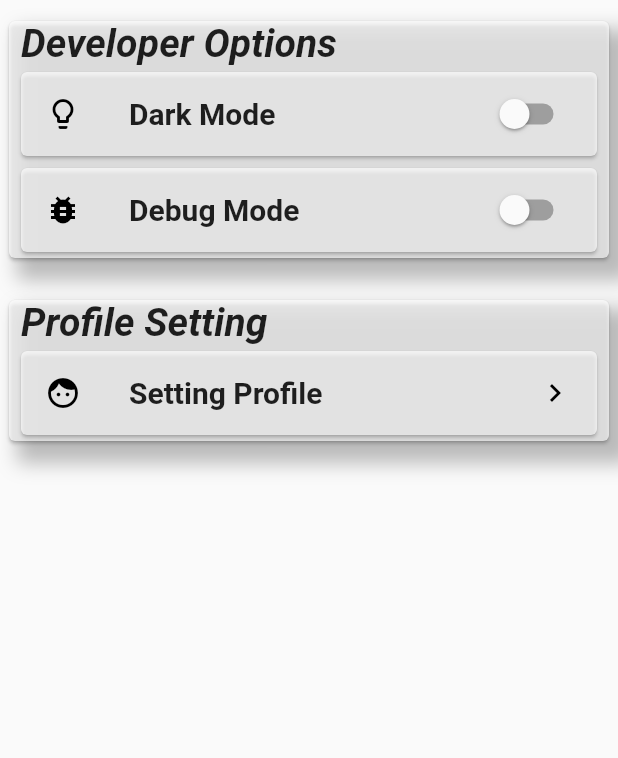
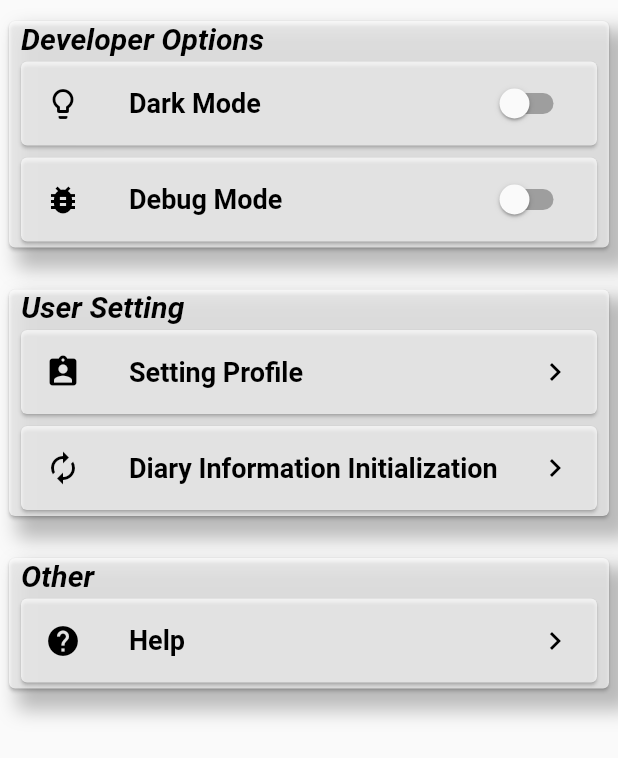
Before and after one commit to kio-arakawa/myApp2, a Flutter app: the SettingView widget shown alone on an empty page, opened directly, on a phone screen of 412 x 824 dp. Shown: the top 758 px of the screen. Run offline on Flutter 3.47's test engine with Material 2 defaults, Android fonts, the phone set to English and light mode, and no system bars; our stand-ins replace shared_preferences; accounts and stored records are empty.

Commit message:
＜HomeView> ・日時表示の実装 ・カード表示のテンプレート実装 ＜SettingView> ・カード表示のテンプレート実装 ・一部色の変化などを変更 ＜UserInfo> ・モデルクラスにユーザー情報を扱うリポジトリクラスをmodelクラスに作成 ・ひとまず、情報の出し入れをするAPIだけ作成済み

```diff
--- a/my_first_app/lib/view/base_view.dart
+++ b/my_first_app/lib/view/base_view.dart
@@ -1,7 +1,8 @@
 import 'package:flutter/material.dart';
-import 'package:my_first_app/my_enum/page_name.dart';
 import 'package:provider/provider.dart';
 
+import 'package:my_first_app/model/user_info.dart';
+import 'package:my_first_app/my_enum/page_name.dart';
 import 'package:my_first_app/view/home_view.dart';
 import 'package:my_first_app/view/setting_view.dart';
 import 'package:my_first_app/view/diary_view.dart';
@@ -14,11 +15,12 @@ import 'package:my_first_app/view/splash_view.dart';
 class BaseView extends StatelessWidget {
 
   ///Constructor
-  BaseView(this._settingViewModel);
+  BaseView(this._settingViewModel, this._userInfo);
 
   ///Variable
   BaseViewModel _baseViewModel = BaseViewModel();
   SettingViewModel _settingViewModel;
+  UserInfo _userInfo;
 
   ///BottomNavigationBarの遷移ページリスト
   static List<Widget> _pageList = [
--- a/my_first_app/lib/view/login_view.dart
+++ b/my_first_app/lib/view/login_view.dart
@@ -1,17 +1,19 @@
 import 'package:flutter/material.dart';
+import 'package:provider/provider.dart';
 
+import 'package:my_first_app/model/user_info.dart';
 import 'package:my_first_app/view_model/setting_view_model.dart';
 import 'package:my_first_app/model/animation_model.dart';
 import 'package:my_first_app/widget/background_animation.dart';
-import 'package:provider/provider.dart';
 
 class LoginView extends StatelessWidget {
 
   ///Constructor
-  LoginView(this._settingViewModel);
+  LoginView(this._settingViewModel, this._userInfo);
 
   ///Variable
   SettingViewModel _settingViewModel;
+  UserInfo _userInfo;
   AnimationModel _animationModel = AnimationModel();
   //初回登録かどうかのフラグ
   bool isFirstLogin = true;
--- a/my_first_app/lib/view/setting_view.dart
+++ b/my_first_app/lib/view/setting_view.dart
@@ -18,7 +18,10 @@ class SettingView extends StatelessWidget {
               children: <Widget>[
 
                 _createSectionContainer(
-                  section: _createSectionTitle('Developer Options'),
+                  section: _createSectionTitle(
+                    model: model,
+                    title: 'Developer Options',
+                  ),
                   tiles: [
                     _createListTile(
                       model: model,
@@ -37,7 +40,7 @@ class SettingView extends StatelessWidget {
                       isSwitchListTile: true,
                       icon: Icon(
                         Icons.bug_report,
-                        color: model.isDarkMode ? Colors.yellow : Colors.black,
+                        color: model.isDebugMode ? Colors.green : Colors.black,
                       ),
                       text: 'Debug Mode',
                       value: model.isDebugMode,
@@ -47,25 +50,54 @@ class SettingView extends StatelessWidget {
                 ),
 
                 _createSectionContainer(
-                  section: _createSectionTitle('Profile Setting'),
+                  section: _createSectionTitle(
+                    model: model,
+                    title: 'User Setting',
+                  ),
                   tiles: [
 
                     _createListTile(
                       model: model,
                       isSwitchListTile: false,
                       icon: Icon(
-                        Icons.face,
-                        color: model.isDarkMode ? Colors.yellow : Colors.black,
-                      ),
-                      subIcon: Icon(
-                        Icons.chevron_right,
-                        color: model.isDarkMode ? Colors.yellow : Colors.black,
+                        Icons.assignment_ind,
+                        color: model.isDarkMode ? Colors.black : Colors.black,
                       ),
                       text: 'Setting Profile',
                       function: null,
                     ),
 
+                    _createListTile(
+                      model: model,
+                      isSwitchListTile: false,
+                      icon: Icon(
+                        Icons.autorenew,
+                        color: model.isDarkMode ? Colors.black : Colors.black,
+                      ),
+                      text: 'Diary Information Initialization',
+                      function: null,
+                    ),
+
                   ],
+                ),
+
+                _createSectionContainer(
+                  section: _createSectionTitle(
+                    model: model,
+                    title: 'Other',
+                  ),
+                  tiles: [
+                    _createListTile(
+                      model: model,
+                      isSwitchListTile: false,
+                      icon: Icon(
+                        Icons.help,
+                        color: model.isDarkMode ? Colors.black : Colors.black,
+                      ),
+                      text: 'Help',
+                      function: null,
+                    ),
+                  ]
                 ),
 
               ],
@@ -110,7 +142,7 @@ class SettingView extends StatelessWidget {
   }
 
   ///SectionTitleを生成
-  Widget _createSectionTitle(String title) {
+  Widget _createSectionTitle({SettingViewModel model,String title}) {
     return Container(
         margin: EdgeInsets.only(
           left: 8.0,
@@ -122,7 +154,8 @@ class SettingView extends StatelessWidget {
           style: TextStyle(
             fontStyle: FontStyle.italic,
             fontWeight: FontWeight.bold,
-            fontSize: 26,
+            fontSize: 20,
+            color: model.isDarkMode ? Colors.black : Colors.black,
 //          decoration: TextDecoration.underline,
 //          decorationStyle: TextDecorationStyle.dotted,
           ),
@@ -152,7 +185,7 @@ class SettingView extends StatelessWidget {
           color: Colors.white70,
           child: SwitchListTile(
             secondary: FittedBox(child: icon),
-            activeColor: Colors.yellow,
+            activeColor: Colors.orange,
             activeTrackColor: Colors.grey,
             inactiveTrackColor: Colors.grey,
             value: value,
@@ -160,7 +193,8 @@ class SettingView extends StatelessWidget {
               text,
               style: TextStyle(
                 fontWeight: FontWeight.bold,
-                fontSize: 20,
+                color: model.isDarkMode ? Colors.black : Colors.black,
+                fontSize: 18,
               ),
             ),
             onChanged: function,
@@ -179,12 +213,18 @@ class SettingView extends StatelessWidget {
           color: Colors.white70,
           child: ListTile(
             leading: FittedBox(child: icon),
-            trailing: FittedBox(child: subIcon),
+            trailing: FittedBox(
+              child: Icon(
+                Icons.chevron_right,
+                color: model.isDarkMode ? Colors.black : Colors.black,
+            ),
+            ),
             title: Text(
               text,
               style: TextStyle(
                 fontWeight: FontWeight.bold,
-                fontSize: 20,
+                color: model.isDarkMode ? Colors.black : Colors.black,
+                fontSize: 18,
               ),
             ),
             onTap: function,
--- a/my_first_app/pubspec.yaml
+++ b/my_first_app/pubspec.yaml
@@ -31,6 +31,9 @@ dependencies:
 
   provider: ^4.3.2+2
 
+  intl: ^0.16.1
+
+  shared_preferences: ^0.5.12+4
 
 dev_dependencies:
   flutter_test:
```
Also changed, not shown: my_first_app/lib/main.dart (+9 -2 lines), my_first_app/lib/model/user_info.dart (added, +85 -0 lines), my_first_app/lib/view/home_view.dart (+48 -5 lines), my_first_app/lib/view_model/home_view_model.dart (added, +44 -0 lines), my_first_app/pubspec.lock, 2 other files.
